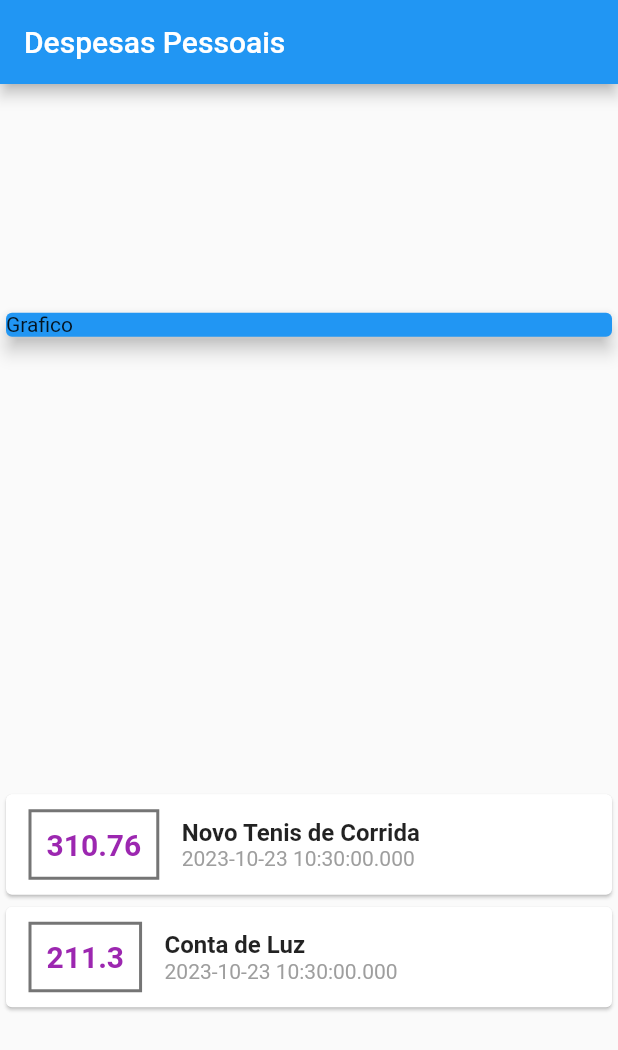
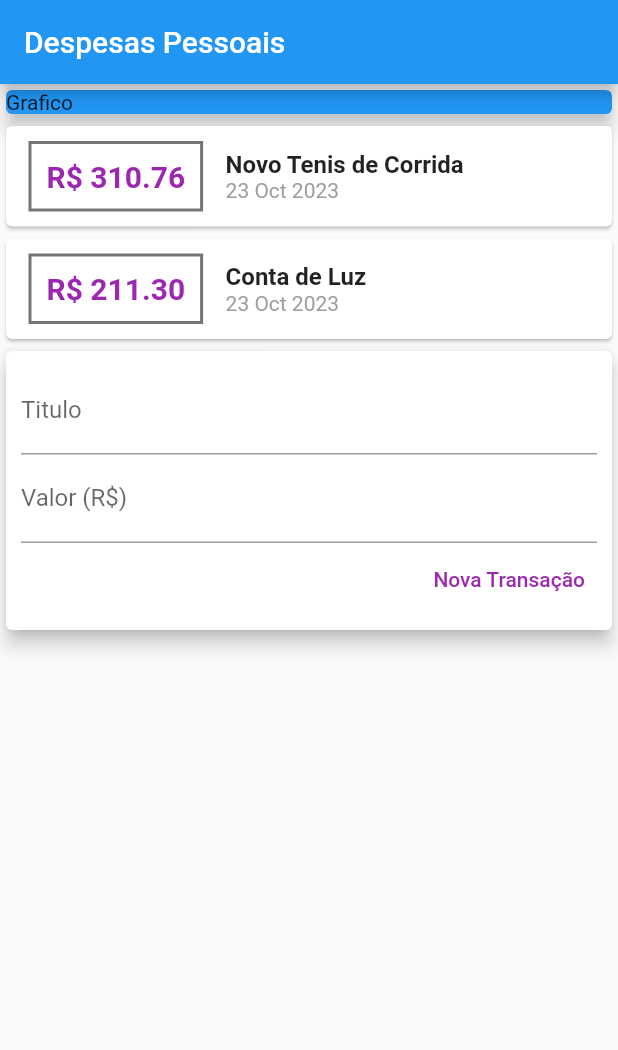
Before and after one commit to Hommer95/App, a Flutter app: the screen it shows after launch, on a phone screen of 412 x 824 dp. Shown: the top 1050 px of the screen. Run offline on Flutter 3.47's test engine with Material 2 defaults, Android fonts, the phone set to English and light mode, and no system bars.

Commit message:
Atualizacao-App

```diff
--- /dev/null
+++ b/lib/compenents/transaction_form.dart
@@ -0,0 +1,52 @@
+import 'package:flutter/material.dart';
+
+class TransactionForm extends StatelessWidget {
+  final titleController = TextEditingController();
+  final valueController = TextEditingController();
+
+  TransactionForm({super.key});
+
+  @override
+  Widget build(BuildContext context) {
+    return Card(
+      elevation: 5,
+      child: Padding(
+        padding: const EdgeInsets.all(10),
+        child: Column(
+          children: <Widget>[
+            TextField(
+              controller: titleController,
+              decoration: const InputDecoration(
+                labelText: 'Titulo',
+              ),
+            ),
+            TextField(
+              controller: valueController,
+              decoration: const InputDecoration(
+                labelText: 'Valor (R\$)',
+              ),
+            ),
+            Row(
+              mainAxisAlignment: MainAxisAlignment.end,
+              children: <Widget>[
+                TextButton(
+                  style: ButtonStyle(
+                    foregroundColor:
+                        MaterialStateProperty.all<Color>(Colors.purple),
+                  ),
+                  onPressed: () {
+                    // ignore: avoid_print
+                    print(titleController.text);
+                    // ignore: avoid_print
+                    print(valueController.text);
+                  },
+                  child: const Text('Nova Transação'),
+                ),
+              ],
+            )
+          ],
+        ),
+      ),
+    );
+  }
+}
--- /dev/null
+++ b/lib/compenents/transaction_list.dart
@@ -0,0 +1,58 @@
+import 'package:flutter/material.dart';
+import '../models/transaction.dart';
+import 'package:intl/intl.dart';
+
+class TransactionList extends StatelessWidget {
+  final List<Transaction> transactions;
+  const TransactionList(this.transactions, {super.key});
+
+  @override
+  Widget build(BuildContext context) {
+    return Column(
+      children: transactions.map((tr) {
+        return Card(
+          child: Row(
+            children: <Widget>[
+              Container(
+                margin:
+                    const EdgeInsets.symmetric(horizontal: 15, vertical: 10),
+                decoration: BoxDecoration(
+                    border: Border.all(
+                  color: Colors.black54,
+                  width: 2,
+                )),
+                padding: const EdgeInsets.all(10),
+                child: Text(
+                  'R\$ ${tr.values.toStringAsFixed(2)}',
+                  style: const TextStyle(
+                    fontWeight: FontWeight.bold,
+                    fontSize: 20,
+                    color: Colors.purple,
+                  ),
+                ),
+              ),
+              Column(
+                crossAxisAlignment: CrossAxisAlignment.start,
+                children: <Widget>[
+                  Text(
+                    tr.title,
+                    style: const TextStyle(
+                      fontSize: 16,
+                      fontWeight: FontWeight.bold,
+                    ),
+                  ),
+                  Text(
+                    DateFormat('d MMM y').format(tr.date),
+                    style: const TextStyle(
+                      color: Colors.grey,
+                    ),
+                  ),
+                ],
+              )
+            ],
+          ),
+        );
+      }).toList(),
+    );
+  }
+}
--- /dev/null
+++ b/lib/compenents/transaction_user.dart
@@ -0,0 +1,51 @@
+import 'dart:math';
+
+import 'package:flutter/material.dart';
+import 'transaction_form.dart';
+import 'transaction_list.dart';
+import '../models/transaction.dart';
+
+class TransactionUser extends StatefulWidget {
+  const TransactionUser({super.key});
+
+  @override
+  State<TransactionUser> createState() => _TransactionUserState();
+}
+
+class _TransactionUserState extends State<TransactionUser> {
+  final _transactions = [
+    Transaction(
+        id: 't1',
+        title: 'Novo Tenis de Corrida',
+        values: 310.76,
+        date: DateTime.now()),
+    Transaction(
+      id: 't2',
+      title: 'Conta de Luz',
+      values: 211.30,
+      date: DateTime.now(),
+    ),
+  ];
+
+  _addTransaction(String title, double values) {
+    final newTransacion = Transaction(
+      id: Random().nextDouble().toString(),
+      title: title,
+      values: values,
+      date: DateTime.now(),
+    );
+    setState(() {
+      _transactions.add(newTransacion);
+    });
+  }
+
+  @override
+  Widget build(BuildContext context) {
+    return Column(
+      children: <Widget>[
+        TransactionList(_transactions),
+        TransactionForm(),
+      ],
+    );
+  }
+}
--- a/lib/main.dart
+++ b/lib/main.dart
@@ -1,5 +1,5 @@
 import 'package:flutter/material.dart';
-import 'package:expenses/models/transaction.dart';
+import 'compenents/transaction_user.dart';
 
 main() => runApp(const ExpensesesApp());
 
@@ -14,25 +14,14 @@ class ExpensesesApp extends StatelessWidget {
 
 // ignore: use_key_in_widget_constructors
 class MyHomePage extends StatelessWidget {
-  final _transactions = [
-    Transaction(
-        id: 't1',
-        title: 'Novo Tenis de Corrida',
-        values: 310.76,
-        date: DateTime.now()),
-    Transaction(
-        id: 't2', title: 'Conta de Luz', values: 211.30, date: DateTime.now()),
-  ];
-
   @override
   Widget build(BuildContext context) {
     return Scaffold(
       appBar: AppBar(title: const Text('Despesas Pessoais')),
-      body: Column(
-        mainAxisAlignment: MainAxisAlignment.spaceAround,
+      body: const Column(
         crossAxisAlignment: CrossAxisAlignment.stretch,
         children: <Widget>[
-          const SizedBox(
+          SizedBox(
             width: double.infinity,
             child: Card(
               color: Colors.blue,
@@ -40,52 +29,7 @@ class MyHomePage extends StatelessWidget {
               child: Text('Grafico'),
             ),
           ),
-          Column(
-            children: _transactions.map((tr) {
-              return Card(
-                child: Row(
-                  children: <Widget>[
-                    Container(
-                      margin: const EdgeInsets.symmetric(
-                          horizontal: 15, vertical: 10),
-                      decoration: BoxDecoration(
-                          border: Border.all(
-                        color: Colors.black54,
-                        width: 2,
-                      )),
-                      padding: const EdgeInsets.all(10),
-                      child: Text(
-                        tr.values.toString(),
-                        style: const TextStyle(
-                          fontWeight: FontWeight.bold,
-                          fontSize: 20,
-                          color: Colors.purple,
-                        ),
-                      ),
-                    ),
-                    Column(
-                      crossAxisAlignment: CrossAxisAlignment.start,
-                      children: <Widget>[
-                        Text(
-                          tr.title,
-                          style: const TextStyle(
-                            fontSize: 16,
-                            fontWeight: FontWeight.bold,
-                          ),
-                        ),
-                        Text(
-                          tr.date.toString(),
-                          style: const TextStyle(
-                            color: Colors.grey,
-                          ),
-                        ),
-                      ],
-                    )
-                  ],
-                ),
-              );
-            }).toList(),
-          )
+          TransactionUser(),
         ],
       ),
     );
--- a/pubspec.yaml
+++ b/pubspec.yaml
@@ -30,7 +30,7 @@ environment:
 dependencies:
   flutter:
     sdk: flutter
-
+  intl: ^0.18.1
 
   # The following adds the Cupertino Icons font to your application.
   # Use with the CupertinoIcons class for iOS style icons.
```
Also changed, not shown: lib/models/teste.dart (deleted), pubspec.lock.
